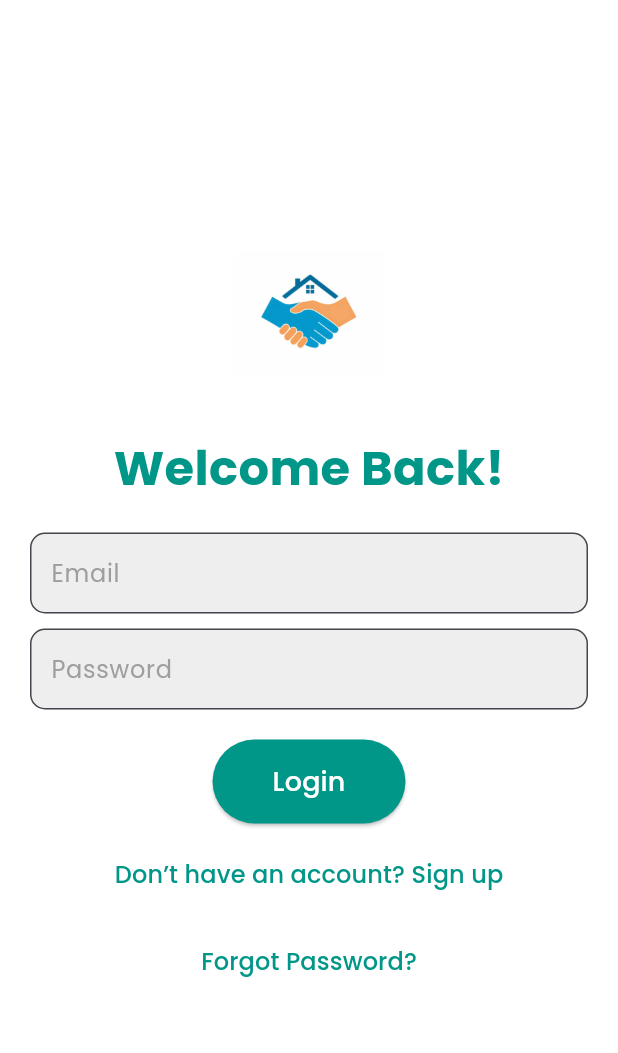
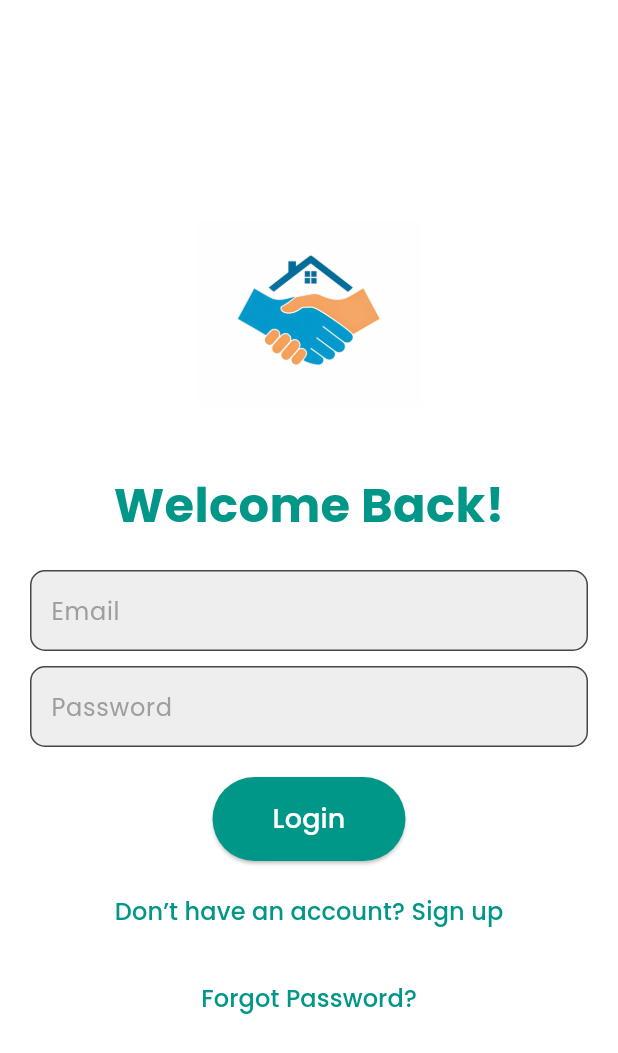
Before and after one commit to zyx721/E-ServicesHub, a Flutter app: the LoginScreen screen opened by its route, on a phone screen of 412 x 824 dp. Shown: the top 1053 px of the screen. Run offline on Flutter 3.47's test engine with Material 3 defaults, Android fonts, the phone set to English and light mode, and no system bars; our stand-ins replace camera, google_fonts.

Commit message:
add animation and logo

```diff
--- a/code/frontend/lib/screens/auth/login_screen.dart
+++ b/code/frontend/lib/screens/auth/login_screen.dart
@@ -1,8 +1,34 @@
 import 'package:flutter/material.dart';
 import 'package:google_fonts/google_fonts.dart';
 
-class LoginScreen extends StatelessWidget {
+class LoginScreen extends StatefulWidget {
   const LoginScreen({Key? key}) : super(key: key);
+
+  @override
+  State<LoginScreen> createState() => _LoginScreenState();
+}
+
+class _LoginScreenState extends State<LoginScreen>
+    with SingleTickerProviderStateMixin {
+  late AnimationController _controller;
+  late Animation<double> _animation;
+
+  @override
+  void initState() {
+    super.initState();
+    _controller = AnimationController(
+      duration: const Duration(seconds: 2),
+      vsync: this,
+    )..forward();
+
+    _animation = CurvedAnimation(parent: _controller, curve: Curves.easeOut);
+  }
+
+  @override
+  void dispose() {
+    _controller.dispose();
+    super.dispose();
+  }
 
   @override
   Widget build(BuildContext context) {
@@ -15,7 +41,14 @@ class LoginScreen extends StatelessWidget {
             child: Column(
               mainAxisAlignment: MainAxisAlignment.center,
               children: [
-                _buildLogoWithAnimation(),
+                ScaleTransition(
+                  scale: _animation,
+                  child: Image.asset(
+                    'assets/images/onboarding3.png',
+                    height: 150,  // Adjusted size for larger display
+                    width: 150,
+                  ),
+                ),
                 SizedBox(height: 30),
                 _buildWelcomeText(),
                 SizedBox(height: 20),
@@ -36,25 +69,16 @@ class LoginScreen extends StatelessWidget {
     );
   }
 
-  Widget _buildLogoWithAnimation() {
-    return AnimatedOpacity(
-      opacity: 1.0,
-      duration: Duration(seconds: 2),
-      child: Image.asset(
-        'assets/images/onboarding3.png',
-        height: 100,
-        width: 100,
-      ),
-    );
-  }
-
   Widget _buildWelcomeText() {
-    return Text(
-      'Welcome Back!',
-      style: GoogleFonts.poppins(
-        fontSize: 32,
-        fontWeight: FontWeight.bold,
-        color: Colors.teal,
+    return FadeTransition(
+      opacity: _animation,
+      child: Text(
+        'Welcome Back!',
+        style: GoogleFonts.poppins(
+          fontSize: 32,
+          fontWeight: FontWeight.bold,
+          color: Colors.teal,
+        ),
       ),
     );
   }
```
